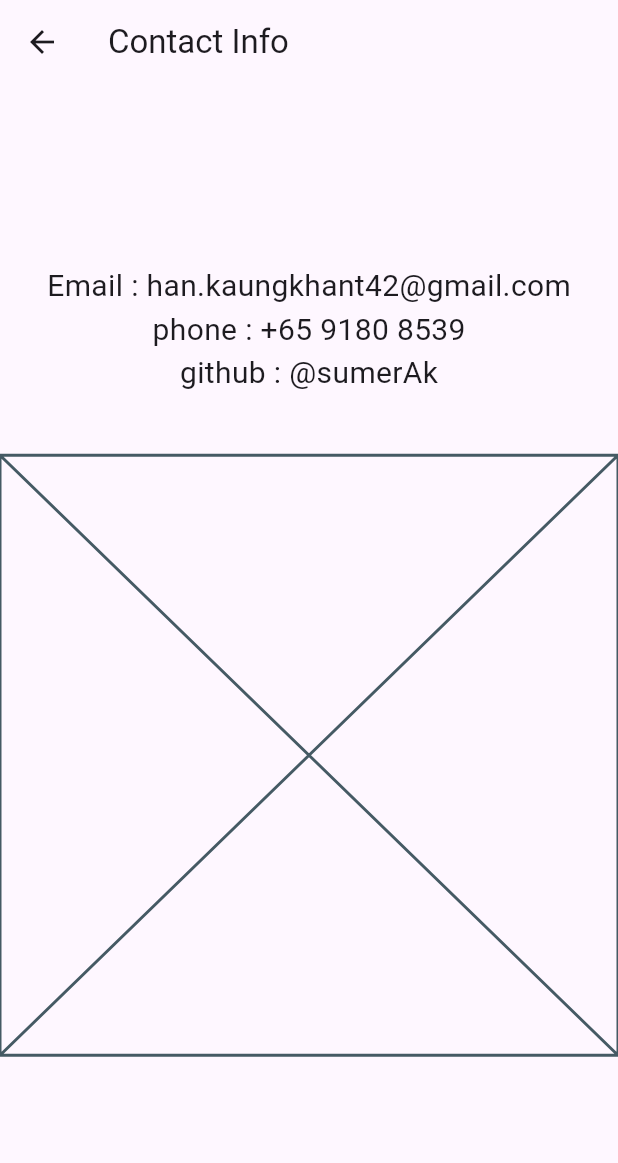
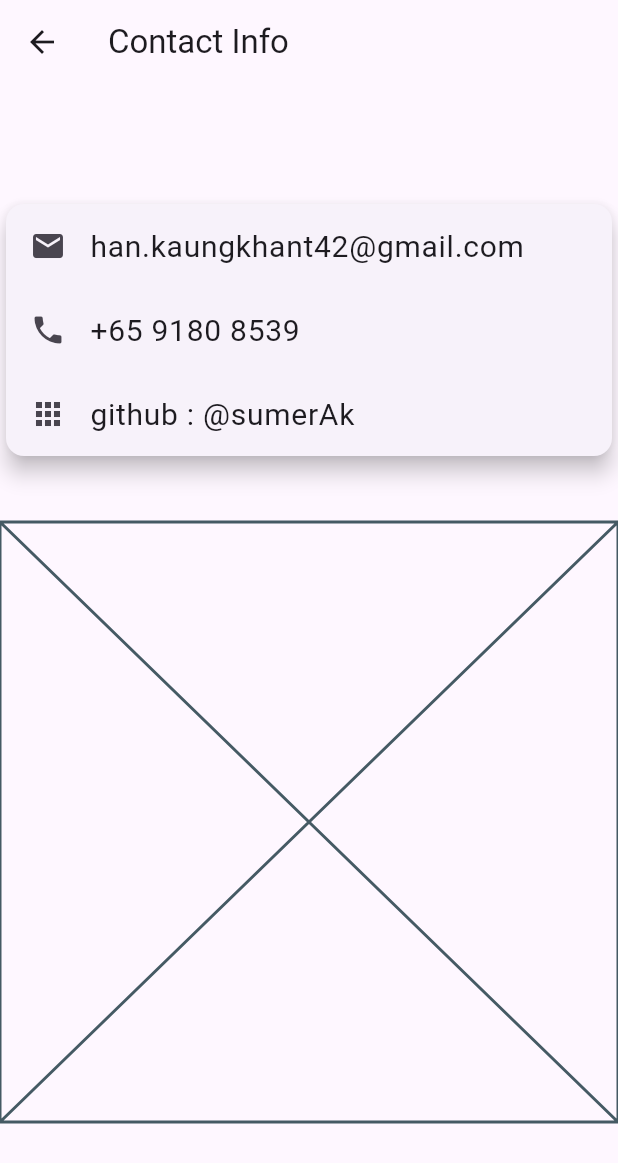
Before and after one commit to Palant-ir/project1-portfolio, a Flutter app: the ContactPage screen opened directly, on a phone screen of 412 x 824 dp. Shown: the top 1163 px of the screen. Run offline on Flutter 3.47's test engine with Material 3 defaults, Android fonts, the phone set to English and light mode, and no system bars.

Commit message:
modified contact info to be within Card wgt

```diff
--- a/lib/main.dart
+++ b/lib/main.dart
@@ -91,17 +91,33 @@ class ContactPage extends StatelessWidget {
           crossAxisAlignment: CrossAxisAlignment.center,
           mainAxisSize: MainAxisSize.min,
           children: [
-            Text(
-              'Email : han.kaungkhant42@gmail.com',
+            Card(
+              elevation: 6,
+              child: Column(
+                children: [
+                  ListTile(
+                    leading: const Icon(Icons.email),
+                    title: Text(
+                      'han.kaungkhant42@gmail.com',
                       style: textStyle,
                     ),
-            Text(
-              'phone : +65 9180 8539',
+                  ),
+                  ListTile(
+                    leading: const Icon(Icons.phone),
+                    title: Text(
+                      '+65 9180 8539',
                       style: textStyle,
                     ),
-            Text(
+                  ),
+                  ListTile(
+                    leading: const Icon(Icons.apps),
+                    title: Text(
                       'github : @sumerAk',
                       style: textStyle,
+                    ),
+                  ),
+                ],
+              ),
             ),
             const SizedBox(height: 40),
             const Placeholder(),
```
Lines whose indentation alone changed are shown as unchanged.
